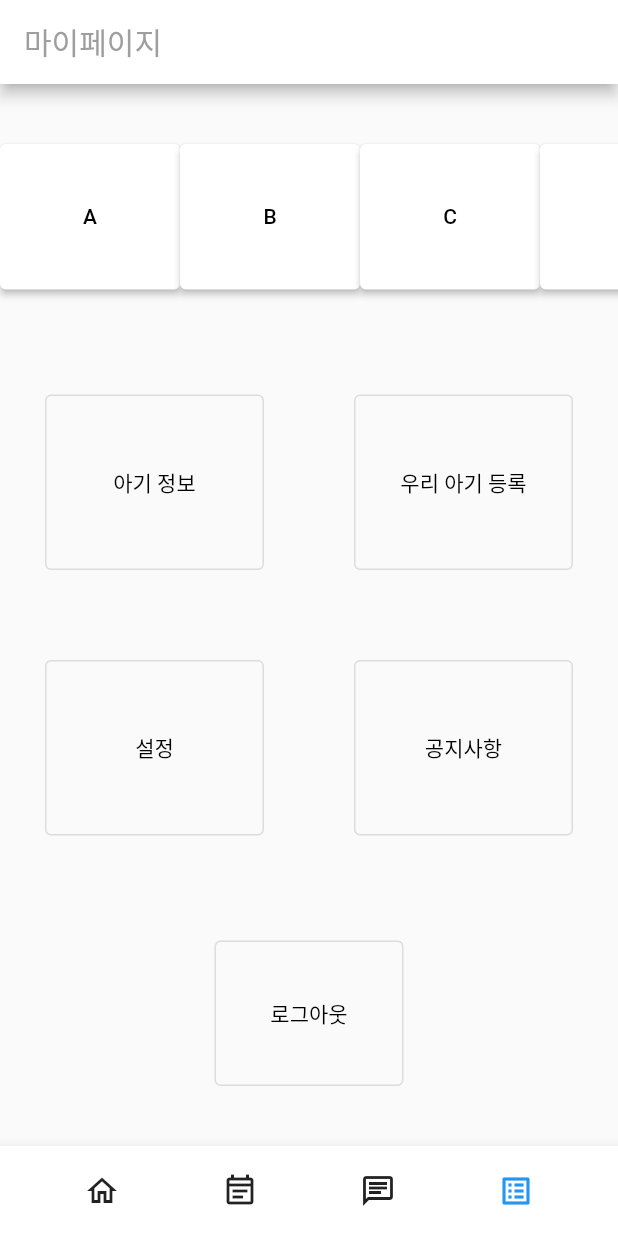
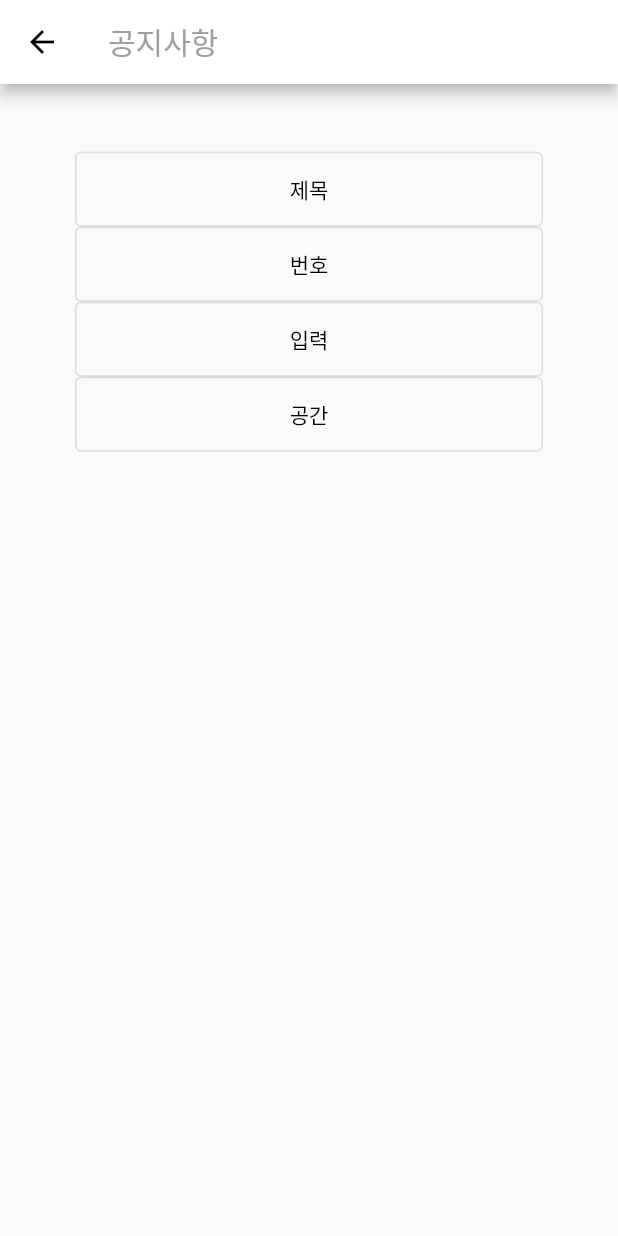
Before and after one commit to ChoiYoungHan/Mom-sCare, a Flutter app: the MyPage screen opened directly, after a tap on "공지사항", on a phone screen of 412 x 824 dp. Run offline on Flutter 3.47's test engine with Material 2 defaults, Android fonts, the phone set to English and light mode, and no system bars; our stand-ins replace image_picker, table_calendar.

Commit message:
추가/수정 my_page - notice 연결 notice - 추가

```diff
--- a/lib/my_page.dart
+++ b/lib/my_page.dart
@@ -4,6 +4,7 @@ import 'package:care_application/edit.dart';
 import 'package:care_application/home_page.dart';
 import 'package:care_application/login_page.dart';
 import 'package:care_application/main.dart';
+import 'package:care_application/notice.dart';
 import 'package:flutter/cupertino.dart';
 import 'package:flutter/material.dart';
 import 'package:flutter/services.dart';
@@ -109,7 +110,9 @@ class _MyPageState extends State<MyPage> {
                     height: MediaQuery.of(context).size.width, // 위젯의 높이를 화면 너비로 동일설정
                     padding: EdgeInsets.all(30), // 네 면의 여백을 30만큼 줌
                     child: OutlinedButton( // 버튼을 눌렀을 때 실행될 함수 지정
-                      onPressed: (){}, // 버튼을 눌렀을 때 실행될 함수 지정
+                      onPressed: (){
+                        Navigator.of(context).push(MaterialPageRoute(builder: (context) => Notice())); // 공지사항 페이지로 이동
+                      }, // 버튼을 눌렀을 때 실행될 함수 지정
                       child: Text('공지사항', style: TextStyle(color: Colors.black),)
                     )
                   )
--- /dev/null
+++ b/lib/notice.dart
@@ -0,0 +1,73 @@
+import 'package:care_application/edit.dart';
+import 'package:care_application/my_page.dart';
+import 'package:flutter/cupertino.dart';
+import 'package:flutter/material.dart';
+
+class notice extends StatelessWidget {
+  const notice({Key? key}) : super(key: key);
+
+  @override
+  Widget build(BuildContext context) {
+    return MaterialApp(
+      debugShowCheckedModeBanner: false,
+      home: Notice(),
+    );
+  }
+}
+
+class Notice extends StatefulWidget {
+  const Notice({Key? key}) : super(key: key);
+
+  @override
+  State<Notice> createState() => _NoticeState();
+}
+
+class _NoticeState extends State<Notice> {
+
+  final List<String> notice = <String>['제목','번호','입력','공간'];
+
+  @override
+  Widget build(BuildContext context) {
+    return Scaffold(
+      appBar: AppBar(
+          automaticallyImplyLeading: false, // 뒤로가기 버튼 제거
+          backgroundColor: Colors.white, // 상단 바 배경색을 흰색으로 설정
+          title: Text('공지사항', style: TextStyle(color: Colors.grey)), // 상단 바 글자색을 검정색으로 설정
+          leading: IconButton(onPressed: () {
+            Navigator.of(context).push(MaterialPageRoute(builder: (context) => MyPage())); // 개인정보 변경 페이지로 이동
+          }, icon: Icon(Icons.arrow_back, color: Colors.black,),
+          )
+      ),
+      body: Column(
+        children: [
+          Expanded(
+            child: Container(),flex: 1, // 상단 여백 1 부여
+          ),
+          Expanded(
+            child: ListView.builder(
+              itemCount: notice.length,
+              itemBuilder: (context, index){
+                return Padding(
+                  padding: EdgeInsets.fromLTRB(50, 0, 50, 0),
+                  child: Container(
+                    width: 120,
+                    height: 50,
+                    child: OutlinedButton(
+                      onPressed: (){
+                        // 공지내용으로 이동
+                      },
+                      child: Text('${notice[index]}',style: TextStyle(color: Colors.black),), // 공지 내용이 적힌 버튼),
+                    ),
+                  ),
+                );
+              },
+            ),
+          flex: 15,),
+          Expanded(
+            child: Container(),flex: 1, // 하단 여백 1 부여
+          ),
+        ],
+      ),
+    );
+  }
+}
```
